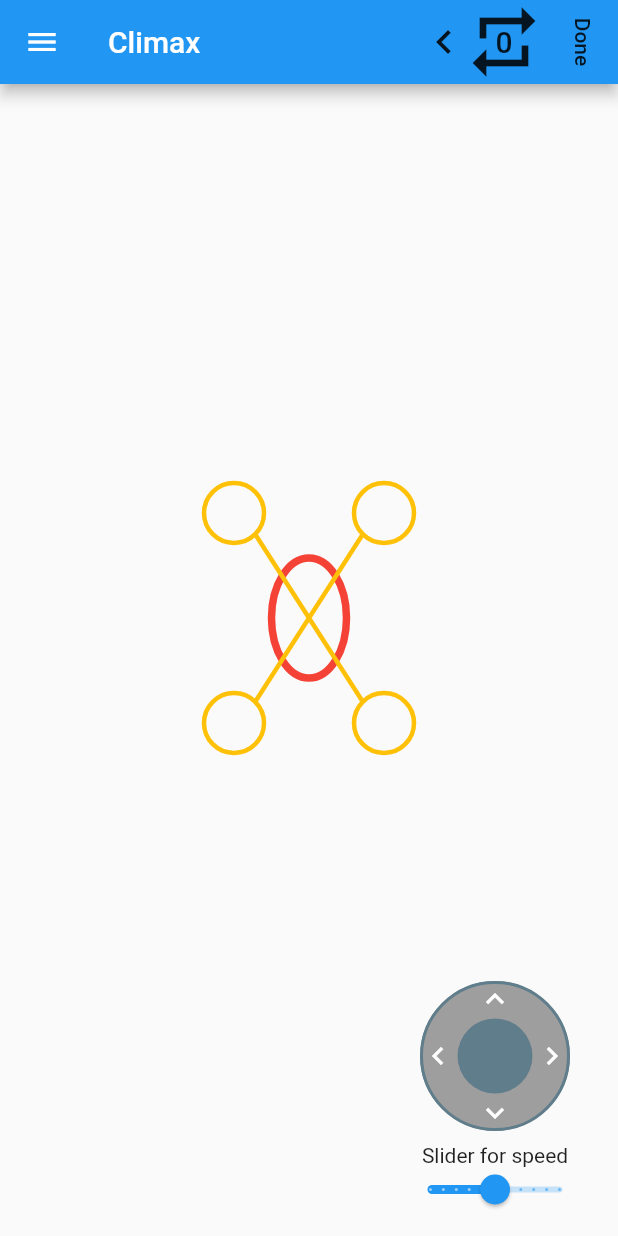
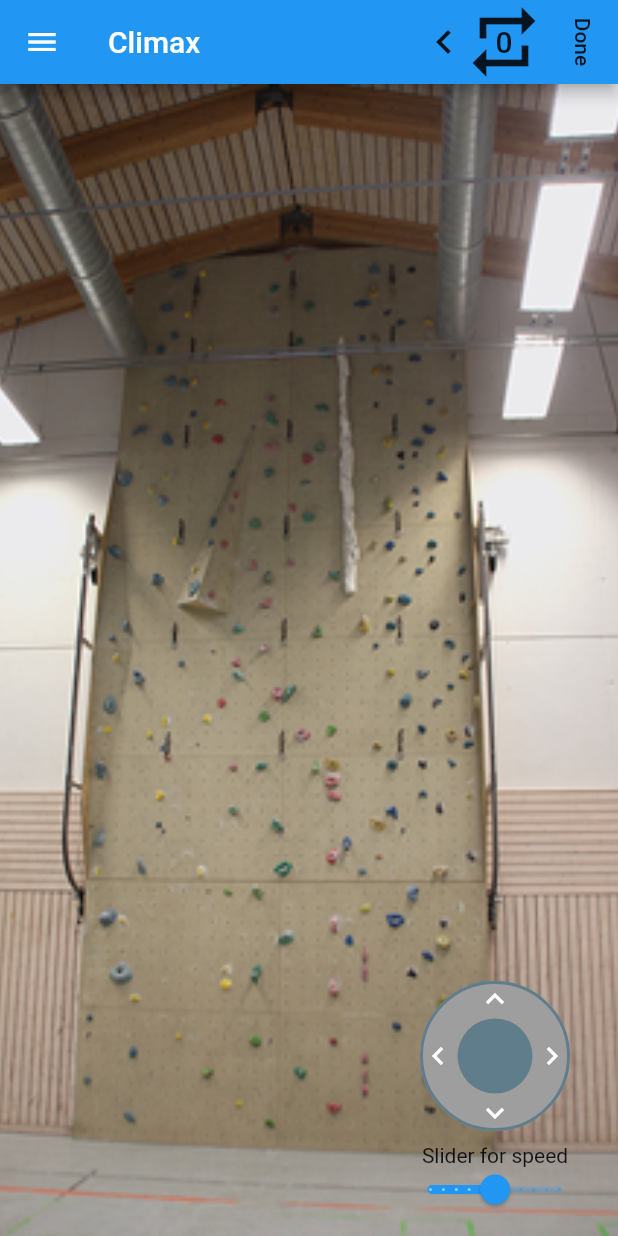
Before and after one commit to lectary/ClimbingAlien, a Flutter app: the screen it shows after launch, on a phone screen of 412 x 824 dp. Run offline on Flutter 3.47's test engine with Material 2 defaults, Android fonts, the phone set to English and light mode, and no system bars; our stand-ins replace camera, fluttertoast.

Commit message:
Add mock route image

```diff
--- a/lib/views/home_screen.dart
+++ b/lib/views/home_screen.dart
@@ -72,7 +72,6 @@ class _HomeScreenState extends State<HomeScreen> {
           child: Stack(
             fit: StackFit.expand,
             children: [
-              _buildBackgroundImage(),
               GestureDetector(
                   onTapDown: (details) {
                     RenderBox box = context.findRenderObject();
@@ -82,6 +81,7 @@ class _HomeScreenState extends State<HomeScreen> {
                     });
                   },
                   child: Climax()),
+              InteractiveViewer(child: _buildBackgroundImage(), minScale: 0.1, maxScale: 10.0),
               Positioned(
                   right: 0,
                   bottom: 0,
@@ -107,7 +107,7 @@ class _HomeScreenState extends State<HomeScreen> {
 
   Widget _buildBackgroundImage() {
     return backgroundImagePath == null
-        ? Container()
+        ? Image.asset("assets/images/routes/route1.png", fit: BoxFit.cover)
         : FittedBox(fit: BoxFit.fill, child: Image.file(File(backgroundImagePath)));
   }
 }
--- a/pubspec.yaml
+++ b/pubspec.yaml
@@ -49,10 +49,8 @@ flutter:
   # the material Icons class.
   uses-material-design: true
 
-  # To add assets to your application, add an assets section, like this:
-  # assets:
-  #   - images/a_dot_burr.jpeg
-  #   - images/a_dot_ham.jpeg
+  assets:
+     - assets/images/routes/route1.png
 
   # An image asset can refer to one or more resolution-specific "variants", see
   # https://flutter.dev/assets-and-images/#resolution-aware.
```
Also changed, not shown: assets/images/routes/route1.png (added).
